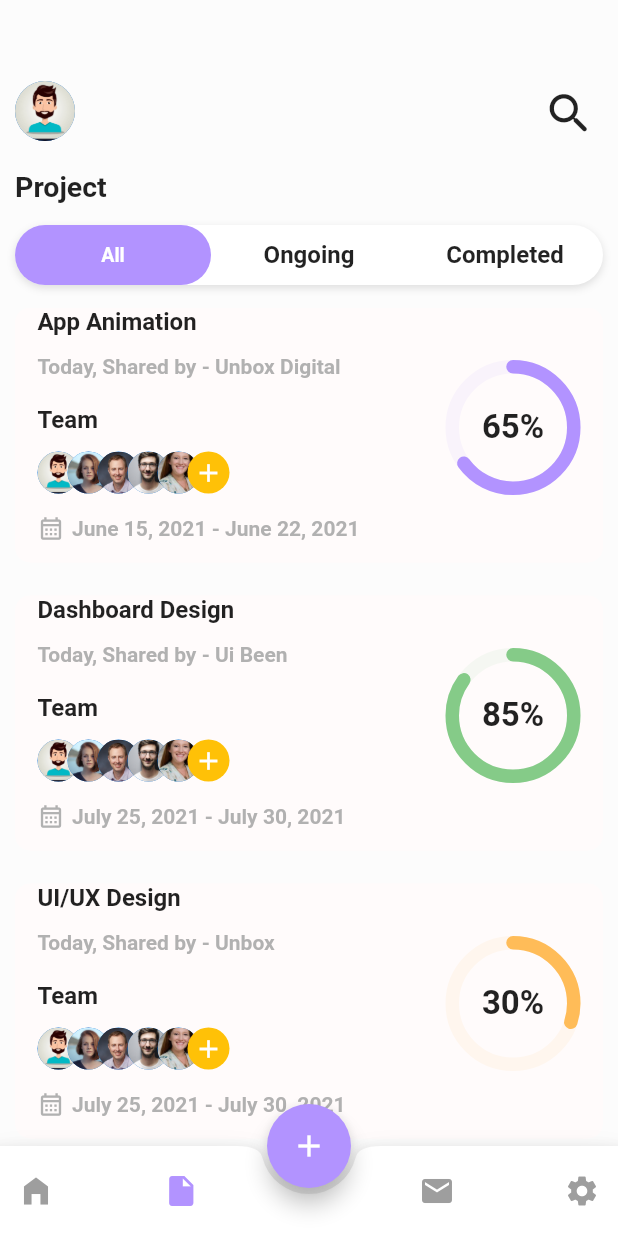
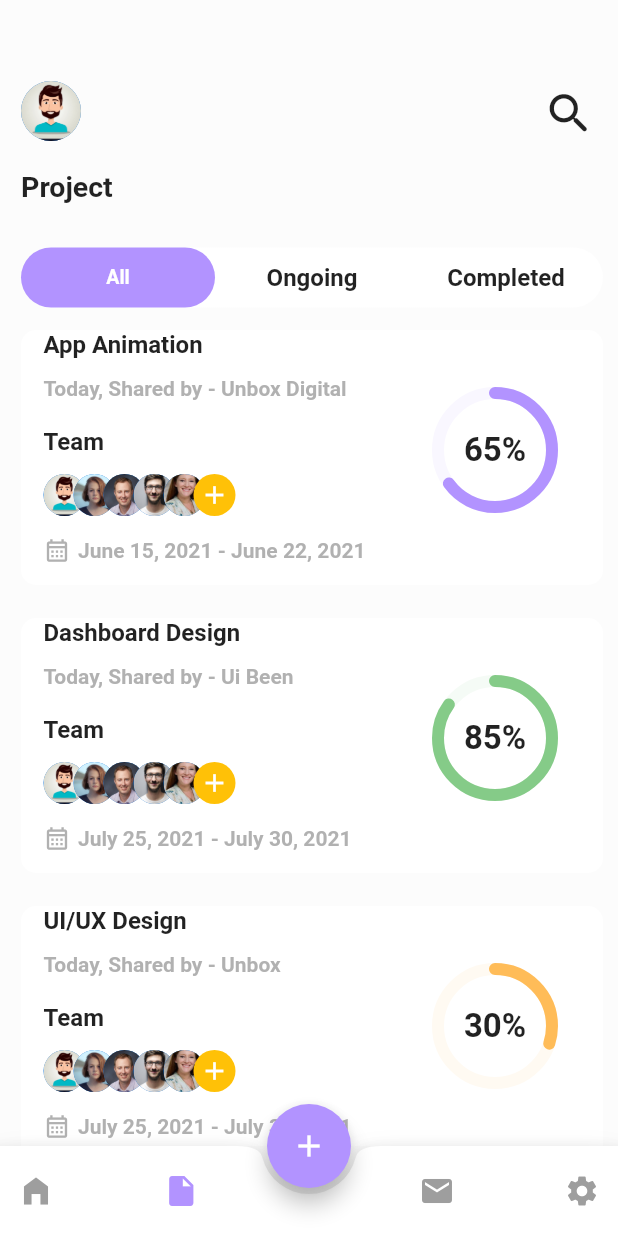
Before and after one commit to nikhilmkda/Task-Management-App, a Flutter app: the screen it shows after launch, item 2 of the bottom bar chosen, on a phone screen of 412 x 824 dp. Run offline on Flutter 3.47's test engine with Material 2 defaults, Android fonts, the phone set to English and light mode, and no system bars; drawn by our look-alikes of flutter_animate, flutter_toggle_tab, percent_indicator; our stand-ins replace page_transition; Roboto replaces fonts that are missing (YourFontFamily).

```diff
--- a/lib/view/project_page.dart
+++ b/lib/view/project_page.dart
@@ -20,14 +20,18 @@ class _ProjectPageState extends State<ProjectPage> {
   final listTextTabToggle = ["All", "Ongoing", "Completed"];
 
   // List of pages to be displayed in each tab.
-  final List<Widget> pages = [const AllProjects()];
+  final List<Widget> pages = [
+    const AllProjects(),
+    const AllProjects(),
+    const AllProjects(),
+  ];
 
   @override
   Widget build(BuildContext context) {
     return Scaffold(
       backgroundColor: backgroundColor,
       body: Padding(
-        padding: const EdgeInsets.only(left: 10, right: 10),
+        padding: const EdgeInsets.only(left: 14, right: 10),
         child: Column(
           children: [
             const SizedBox(
@@ -64,15 +68,17 @@ class _ProjectPageState extends State<ProjectPage> {
               ],
             ),
             const SizedBox(
-              height: 15,
+              height: 30,
             ),
             // Create a toggle tab bar to switch between different project lists.
             SizedBox(
               height: 40,
               width: MediaQuery.of(context).size.width,
               child: FlutterToggleTab(
+                isShadowEnable: false,
                 borderRadius: 25,
                 height: 50,
+                width: 94,
                 selectedIndex: tabTextIndexSelected,
                 unSelectedBackgroundColors: const [
                   Colors.white,
--- a/lib/view/widgets/all_project_tile.dart
+++ b/lib/view/widgets/all_project_tile.dart
@@ -40,7 +40,7 @@ class AllProjectTile extends StatelessWidget {
         padding: const EdgeInsets.only(right: 0, left: 0),
         child: Container(
           decoration: BoxDecoration(
-            color: const Color.fromARGB(255, 255, 251, 251),
+            color: Colors.white,
             borderRadius: BorderRadius.circular(10.0),
           ),
           height: 170,
@@ -57,7 +57,10 @@ class AllProjectTile extends StatelessWidget {
                     Text(
                       title,
                       style: titleTextSmall,
-                    ).animate().fade(delay: 500.ms).slideX(curve: Curves.easeIn, delay: 1000.ms),
+                    )
+                        .animate()
+                        .fade(delay: 500.ms)
+                        .slideX(curve: Curves.easeIn, delay: 1000.ms),
 
                     const SizedBox(
                       height: 12,
@@ -88,7 +91,8 @@ class AllProjectTile extends StatelessWidget {
                             return Transform.translate(
                               offset: Offset(-8.0 * index, -0.0 * index),
                               child: CircleAvatar(
-                                backgroundImage: AssetImage(taskManageProvider.imagePaths[index]),
+                                backgroundImage: AssetImage(
+                                    taskManageProvider.imagePaths[index]),
                                 radius: 14,
                               ),
                             );
@@ -136,10 +140,10 @@ class AllProjectTile extends StatelessWidget {
 
                 // CircularPercentIndicator to show the project progress percentage
                 Padding(
-                  padding: const EdgeInsets.only(bottom: 10),
+                  padding: const EdgeInsets.only(bottom: 10, right: 15),
                   child: CircularPercentIndicator(
-                    radius: 45,
-                    lineWidth: 9,
+                    radius: 42,
+                    lineWidth: 8,
                     percent: percentageNum,
                     progressColor: percentageColor,
                     backgroundColor: percentageColor.withOpacity(0.08),
@@ -152,7 +156,11 @@ class AllProjectTile extends StatelessWidget {
                         fontWeight: FontWeight.bold,
                       ),
                     ),
-                  ).animate().fade().then().slide(duration: 2000.ms, curve: Curves.bounceInOut),
+                  )
+                      .animate()
+                      .fade()
+                      .then()
+                      .slide(duration: 2000.ms, curve: Curves.bounceInOut),
                 ),
               ],
             ),
```
Also changed, not shown: 3 other files.
